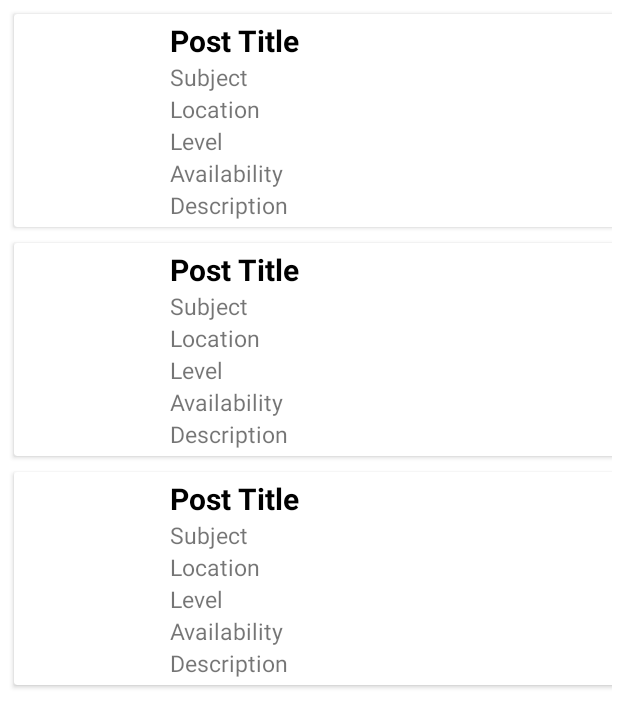
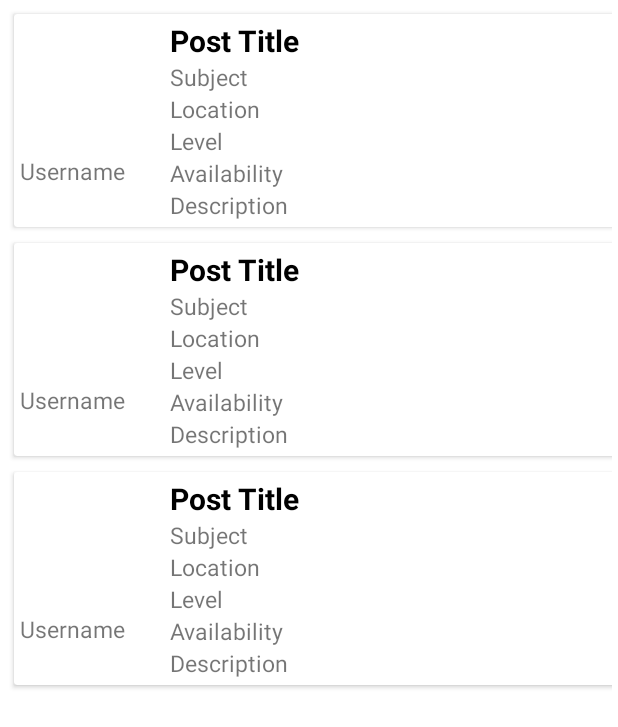
Before and after one commit to JamieHogan4899/SavvyTutor, an Android app: the layout parent_home_screen.xml on its own in the app's theme, with its tools: preview values and no code run, on a phone screen of 412 x 824 dp. Shown: the top 727 px of the screen. Run offline under Robolectric (Android 15) with nearby library versions, the phone set to English and light mode, and no system bars.

```diff
--- a/app/src/main/java/ie/wit/savvytutor/adapters/DisplayPostAdapter.kt
+++ b/app/src/main/java/ie/wit/savvytutor/adapters/DisplayPostAdapter.kt
@@ -101,6 +101,7 @@ class DisplayPostAdapter(private val postList: ArrayList<PostModel>) :
         var displayProfilePic: ImageView = itemView.findViewById(R.id.displayProfilePic)
         val username: TextView = itemView.findViewById(R.id.displayParentName)
 
+
     }
 
     fun test(position: Int) {
--- a/app/src/main/java/ie/wit/savvytutor/adapters/DisplayTutorPostsAdapter.kt
+++ b/app/src/main/java/ie/wit/savvytutor/adapters/DisplayTutorPostsAdapter.kt
@@ -36,6 +36,7 @@ class DisplayTutorPostAdapter(private val tutorPostList: ArrayList<TutorPostMode
         holder.level.text = currentItem.level
         holder.availability.text = currentItem.availability
         holder.description.text = currentItem.description
+        holder.username.text = currentItem.email
 
 
         val dbRef = FirebaseDatabase.getInstance("https://savvytutor-ab3d2-default-rtdb.europe-west1.firebasedatabase.app/")
@@ -72,9 +73,6 @@ class DisplayTutorPostAdapter(private val tutorPostList: ArrayList<TutorPostMode
         })
 
 
-
-
-
     }
 
 
@@ -94,6 +92,7 @@ class DisplayTutorPostAdapter(private val tutorPostList: ArrayList<TutorPostMode
         val availability: TextView = itemView.findViewById(R.id.displayTutorAva)
         val description: TextView = itemView.findViewById(R.id.displayTutorDescription)
         var profilepic: ImageView = itemView.findViewById(R.id.displayTutorProfilePic)
+        val username: TextView = itemView.findViewById(R.id.displayTutorName)
     }
 
 
--- a/app/src/main/res/layout/display_tutor_posts.xml
+++ b/app/src/main/res/layout/display_tutor_posts.xml
@@ -77,6 +77,16 @@
             android:layout_marginLeft="100sp"
             />
 
+
+        <TextView
+            android:id="@+id/displayTutorName"
+            android:layout_width="wrap_content"
+            android:layout_height="wrap_content"
+            android:text="Username"
+            android:textSize="15sp"
+            android:layout_marginTop="90sp"
+            />
+
     </RelativeLayout>
 
 
```
Also changed, not shown: app/src/main/java/ie/wit/savvytutor/fragments/TutorCreatePostFragment.kt (+7 -0 lines), app/src/main/java/ie/wit/savvytutor/models/TutorPostModel.kt (+5 -2 lines).
